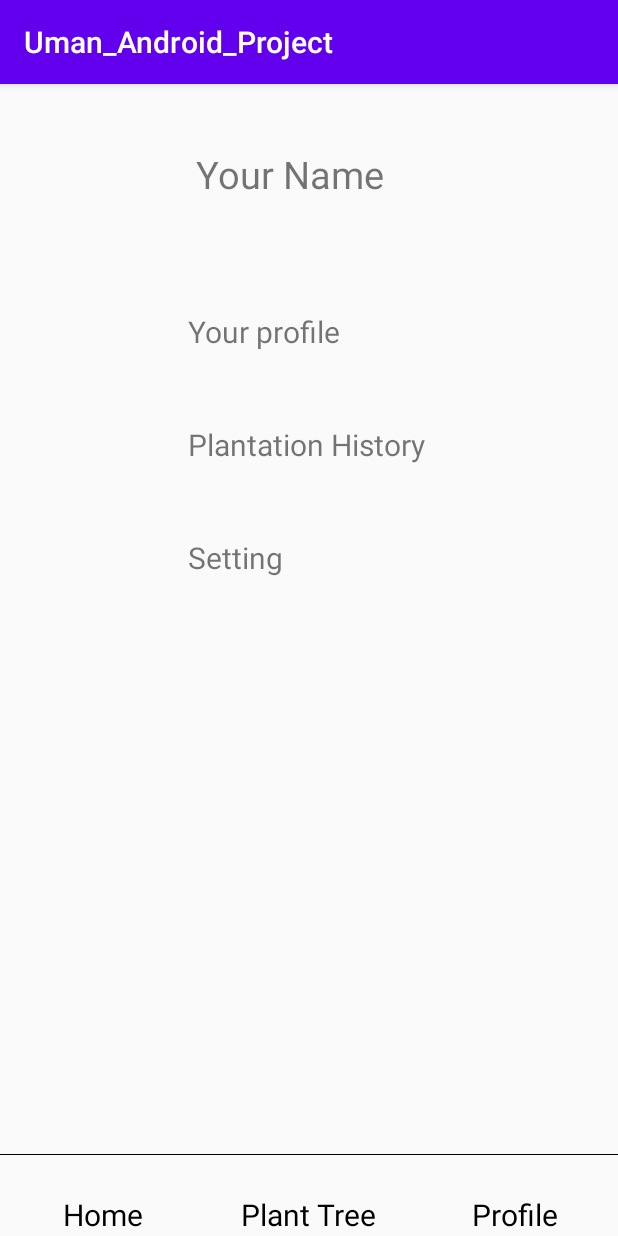
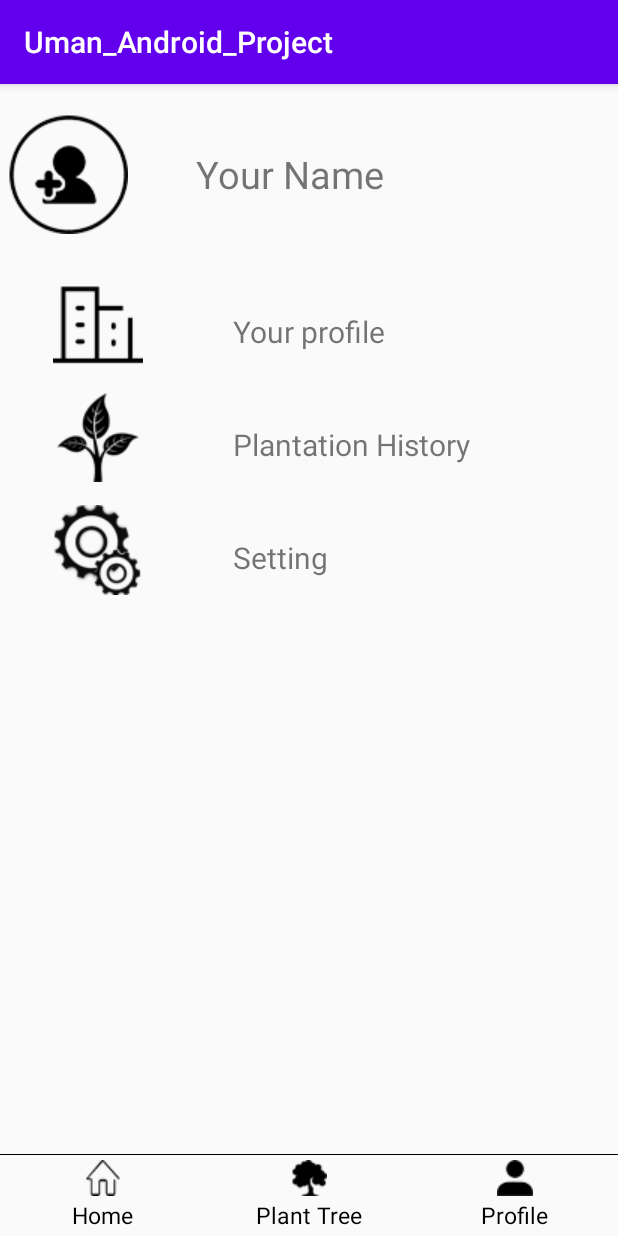
Before and after one commit to BharatB427/Tree-Plantation, an Android app: the screen it shows after launch (MainActivity), item 3 of the bottom bar chosen, on a phone screen of 412 x 824 dp. Run offline under Robolectric (Android 15) with nearby library versions, the phone set to English and light mode, and no system bars; our stand-ins replace Firebase (no records; nobody signed in at launch, a user with empty details on screens opened directly); 1 statement that could not run was skipped.

```diff
--- a/app/src/main/java/com/example/uman_android_project/MainActivity.java
+++ b/app/src/main/java/com/example/uman_android_project/MainActivity.java
@@ -34,7 +34,7 @@ public class MainActivity extends AppCompatActivity {
     public static FirebaseFirestore db = FirebaseFirestore.getInstance();
 
     private final int[] TAB_TITLES = new int[]{R.string.menu_main, R.string.menu_newTree, R.string.menu_profile};
-    private final int[] TAB_IMGS = new int[]{};
+    private final int[] TAB_IMGS = new int[]{R.drawable.home_menu, R.drawable.tree_menu, R.drawable.profile_menu};
 
     private CustomViewPager viewPager;
     private TabLayout tabLayout;
@@ -102,8 +102,8 @@ public class MainActivity extends AppCompatActivity {
 
             TextView tvTitle = (TextView) view.findViewById(R.id.txt_tab);
             tvTitle.setText(tab_titles[i]);
-            //ImageView imgTab = (ImageView) view.findViewById(R.id.img_tab);
-            //imgTab.setImageResource(tab_imgs[i]);
+            ImageView imgTab = (ImageView) view.findViewById(R.id.img_tab);
+            imgTab.setImageResource(tab_imgs[i]);
             tabLayout.addTab(tab);
         }
     }
--- a/app/src/main/java/com/example/uman_android_project/fragment/AddTreeFragment.java
+++ b/app/src/main/java/com/example/uman_android_project/fragment/AddTreeFragment.java
@@ -93,7 +93,7 @@ public class AddTreeFragment extends Fragment {
 
     private Spinner spinner_category;
     private Spinner spinner_size;
-    private EditText nameInput, commentInput, gps;
+    private EditText nameInput, commentInput, gps_lon, gps_lat;
     private TextView dateInput;
     private Button chooseDate, addPhoto, submitForm;
 
@@ -141,8 +141,13 @@ public class AddTreeFragment extends Fragment {
 
         nameInput = view.findViewById(R.id.treeName);
         commentInput = view.findViewById(R.id.plantComment);
-        gps = view.findViewById(R.id.treeGeo);
-        gps.setText(MainActivity.gps);
+        gps_lon = view.findViewById(R.id.treeGeo_lon);
+        gps_lat = view.findViewById(R.id.treeGeo_lat);
+
+        gps_lon.setText(MainActivity.gps.split(",")[0]);
+        gps_lat.setText(MainActivity.gps.split(",")[1]);
+
+
         treePosition = MainActivity.gps;
 
         //wait to update after finishing functions
--- /dev/null
+++ b/app/src/main/res/drawable-v24/plantatioin.xml
@@ -0,0 +1,12 @@
+<?xml version="1.0" encoding="utf-8"?>
+<selector xmlns:android="http://schemas.android.com/apk/res/android">
+    <item
+        android:drawable="@drawable/plantation_image">
+        <shape>
+            <size
+                android:width="60dp"
+                android:height="60dp"/>
+
+        </shape>
+    </item>
+</selector>
--- /dev/null
+++ b/app/src/main/res/drawable-v24/profile_info.xml
@@ -0,0 +1,12 @@
+<?xml version="1.0" encoding="utf-8"?>
+<selector xmlns:android="http://schemas.android.com/apk/res/android">
+    <item
+        android:drawable="@drawable/profile_info_image">
+        <shape>
+            <size
+                android:width="60dp"
+                android:height="60dp"/>
+
+        </shape>
+    </item>
+</selector>
--- /dev/null
+++ b/app/src/main/res/drawable-v24/profile_menu.xml
@@ -0,0 +1,12 @@
+<?xml version="1.0" encoding="utf-8"?>
+<selector xmlns:android="http://schemas.android.com/apk/res/android">
+    <item
+        android:drawable="@drawable/profile_menu_image">
+        <shape>
+            <size
+                android:width="24dp"
+                android:height="24dp"/>
+
+        </shape>
+    </item>
+</selector>
--- /dev/null
+++ b/app/src/main/res/drawable-v24/profile_photo.xml
@@ -0,0 +1,12 @@
+<?xml version="1.0" encoding="utf-8"?>
+<selector xmlns:android="http://schemas.android.com/apk/res/android">
+    <item
+        android:drawable="@drawable/profile_image">
+        <shape>
+            <size
+                android:width="80dp"
+                android:height="80dp"/>
+
+        </shape>
+    </item>
+</selector>
--- /dev/null
+++ b/app/src/main/res/drawable-v24/setting.xml
@@ -0,0 +1,12 @@
+<?xml version="1.0" encoding="utf-8"?>
+<selector xmlns:android="http://schemas.android.com/apk/res/android">
+    <item
+        android:drawable="@drawable/setting_image">
+        <shape>
+            <size
+                android:width="60dp"
+                android:height="60dp"/>
+
+        </shape>
+    </item>
+</selector>
--- /dev/null
+++ b/app/src/main/res/drawable-v24/tree_menu.xml
@@ -0,0 +1,12 @@
+<?xml version="1.0" encoding="utf-8"?>
+<selector xmlns:android="http://schemas.android.com/apk/res/android">
+    <item
+        android:drawable="@drawable/tree_menu_image">
+        <shape>
+            <size
+                android:width="24dp"
+                android:height="24dp"/>
+
+        </shape>
+    </item>
+</selector>
--- /dev/null
+++ b/app/src/main/res/drawable/home_menu.xml
@@ -0,0 +1,12 @@
+<?xml version="1.0" encoding="utf-8"?>
+<selector xmlns:android="http://schemas.android.com/apk/res/android">
+    <item
+        android:drawable="@drawable/home_menu_image">
+        <shape>
+            <size
+                android:width="24dp"
+                android:height="24dp"/>
+
+        </shape>
+    </item>
+</selector>
--- a/app/src/main/res/layout/fragment_add_tree.xml
+++ b/app/src/main/res/layout/fragment_add_tree.xml
@@ -84,11 +84,30 @@
                 android:text="Geo position: "
                 android:textSize="25sp" />
             <EditText
-                android:id="@+id/treeGeo"
+                android:id="@+id/treeGeo_lon"
                 android:layout_width="230dp"
                 android:layout_height="40dp"
                 android:layout_marginLeft="5dp"
-                android:textSize="12sp"
+                android:textSize="18sp"
+                android:paddingLeft="5dp"
+                android:lines="1"
+                android:inputType="text"
+                android:imeOptions="actionDone"
+                android:enabled="false"/>
+        </TableRow>
+
+        <TableRow
+            android:layout_marginTop="5dp">
+            <TextView
+                android:layout_width="150dp"
+                android:layout_height="40dp"
+                android:textSize="25sp" />
+            <EditText
+                android:id="@+id/treeGeo_lat"
+                android:layout_width="230dp"
+                android:layout_height="40dp"
+                android:layout_marginLeft="5dp"
+                android:textSize="18sp"
                 android:paddingLeft="5dp"
                 android:lines="1"
                 android:inputType="text"
--- a/app/src/main/res/layout/fragment_profile.xml
+++ b/app/src/main/res/layout/fragment_profile.xml
@@ -15,7 +15,8 @@
         <ImageView
             android:id="@+id/profilePhoto"
             android:layout_width="80dp"
-            android:layout_height="80dp"/>
+            android:layout_height="80dp"
+            android:background="@drawable/profile_photo"/>
 
         <TextView
             android:id="@+id/profileName"
@@ -32,11 +33,13 @@
     <LinearLayout
         android:layout_width="match_parent"
         android:layout_height="70dp"
-        android:layout_marginTop="10dp">
+        android:layout_marginTop="10dp"
+        android:paddingLeft="30dp">
 
         <ImageView
             android:layout_width="60dp"
-            android:layout_height="60dp"/>
+            android:layout_height="60dp"
+            android:background="@drawable/profile_info"/>
         <TextView
             android:id="@+id/editProfile"
             android:layout_width="wrap_content"
@@ -53,11 +56,13 @@
     <LinearLayout
         android:layout_width="match_parent"
         android:layout_height="70dp"
-        android:layout_marginTop="5dp">
+        android:layout_marginTop="5dp"
+        android:paddingLeft="30dp">
 
         <ImageView
             android:layout_width="60dp"
-            android:layout_height="60dp"/>
+            android:layout_height="60dp"
+            android:background="@drawable/plantatioin"/>
         <TextView
             android:id="@+id/plantationHistory"
             android:layout_width="wrap_content"
@@ -74,11 +79,13 @@
     <LinearLayout
         android:layout_width="match_parent"
         android:layout_height="70dp"
-        android:layout_marginTop="5dp">
+        android:layout_marginTop="5dp"
+        android:paddingLeft="30dp">
 
         <ImageView
             android:layout_width="60dp"
-            android:layout_height="60dp"/>
+            android:layout_height="60dp"
+            android:background="@drawable/setting"/>
         <TextView
             android:id="@+id/setting"
             android:layout_width="wrap_content"
--- a/app/src/main/res/layout/item_menu.xml
+++ b/app/src/main/res/layout/item_menu.xml
@@ -7,8 +7,8 @@
 
     <ImageView
         android:id="@+id/img_tab"
-        android:layout_width="24dip"
-        android:layout_height="24dip" />
+        android:layout_width="24dp"
+        android:layout_height="24dp" />
 
     <TextView
         android:id="@+id/txt_tab"
@@ -16,6 +16,6 @@
         android:layout_height="wrap_content"
         android:layout_marginTop="2dp"
         android:textColor="@color/black"
-        android:textSize="20sp" />
+        android:textSize="15sp" />
 
 </LinearLayout>
```
Also changed, not shown: app/src/main/res/drawable/home_menu_image.png (added), app/src/main/res/drawable/plantation_image.png (added), app/src/main/res/drawable/profile_image.png (added), app/src/main/res/drawable/profile_info_image.png (added), app/src/main/res/drawable/profile_menu_image.png (added), app/src/main/res/drawable/setting_image.png (added), app/src/main/res/drawable/tree_menu_image.png (added).
